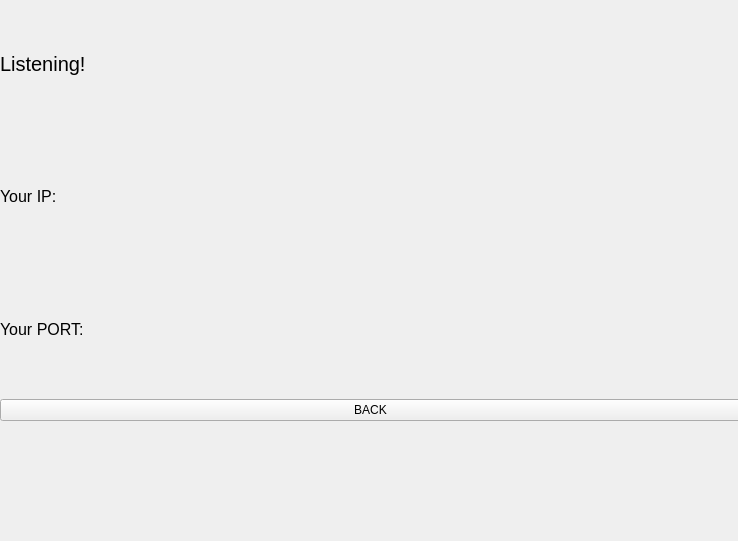
Above: serverwait.ui from WangJun2000/sharedWhiteboard before the change. Below: the same form after it.
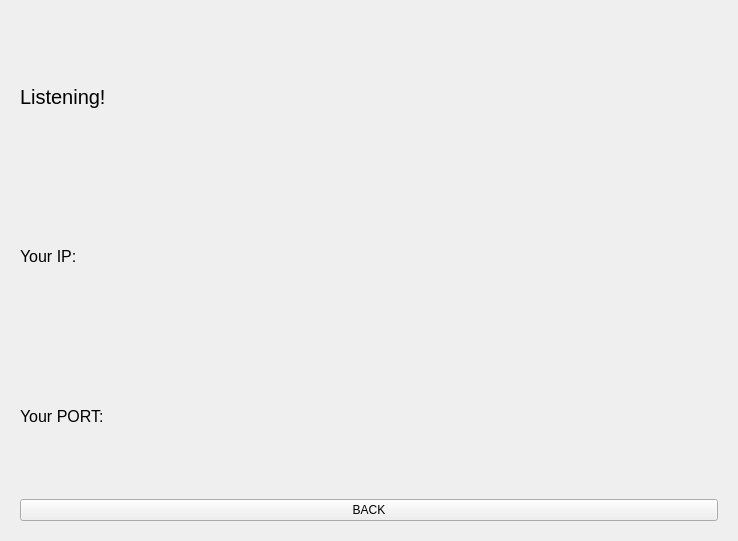
That is the form after the change.

```diff
--- a/serverwait.ui
+++ b/serverwait.ui
@@ -13,15 +13,9 @@
   <property name="windowTitle">
    <string>Form</string>
   </property>
+  <layout class="QHBoxLayout" name="horizontalLayout">
+   <item>
   <widget class="QWidget" name="widget" native="true">
-   <property name="geometry">
-    <rect>
-     <x>0</x>
-     <y>0</y>
-     <width>741</width>
-     <height>421</height>
-    </rect>
-   </property>
    <layout class="QVBoxLayout" name="verticalLayout">
     <item>
      <widget class="QLabel" name="listenLabel">
@@ -68,6 +62,8 @@
     </item>
    </layout>
   </widget>
+   </item>
+  </layout>
  </widget>
  <resources/>
  <connections/>
```
Lines whose indentation alone changed are shown as unchanged.
